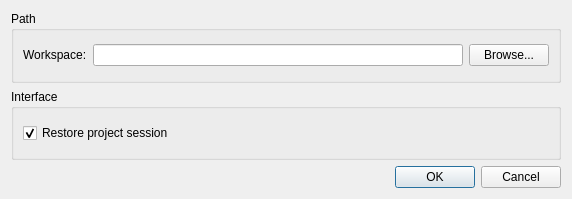
The window that Source/UI/Options.ui (krre/normalizer) describes before a commit, drawn with Qt 5.
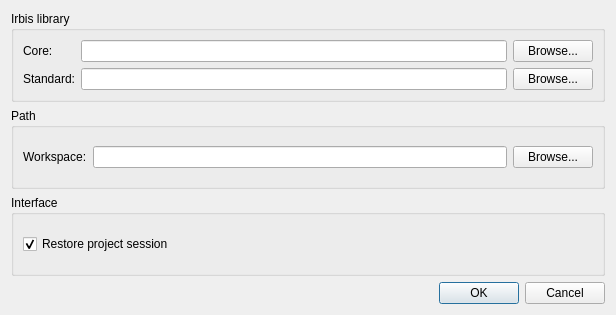
The same window after the commit.

Commit message: Add settings path to core.irbis and standard.irbis files in Options dialog

What changed in the file:
```diff
--- a/Source/UI/Options.ui
+++ b/Source/UI/Options.ui
@@ -6,14 +6,65 @@
    <rect>
     <x>0</x>
     <y>0</y>
-    <width>572</width>
-    <height>199</height>
+    <width>616</width>
+    <height>315</height>
    </rect>
   </property>
   <property name="windowTitle">
    <string>Options</string>
   </property>
   <layout class="QVBoxLayout" name="verticalLayout">
+   <item>
+    <widget class="QGroupBox" name="groupBox">
+     <property name="title">
+      <string>Irbis library</string>
+     </property>
+     <layout class="QGridLayout" name="gridLayout_2">
+      <item row="0" column="0">
+       <widget class="QLabel" name="label_2">
+        <property name="text">
+         <string>Core:</string>
+        </property>
+       </widget>
+      </item>
+      <item row="0" column="1">
+       <layout class="QHBoxLayout" name="horizontalLayout">
+        <item>
+         <widget class="QLineEdit" name="lineEditCore"/>
+        </item>
+        <item>
+         <widget class="QPushButton" name="pushButtonCore">
+          <property name="text">
+           <string>Browse...</string>
+          </property>
+         </widget>
+        </item>
+       </layout>
+      </item>
+      <item row="1" column="0">
+       <widget class="QLabel" name="label_3">
+        <property name="text">
+         <string>Standard:</string>
+        </property>
+       </widget>
+      </item>
+      <item row="1" column="1">
+       <layout class="QHBoxLayout" name="horizontalLayout_2">
+        <item>
+         <widget class="QLineEdit" name="lineEditStandard"/>
+        </item>
+        <item>
+         <widget class="QPushButton" name="pushButtonStandard">
+          <property name="text">
+           <string>Browse...</string>
+          </property>
+         </widget>
+        </item>
+       </layout>
+      </item>
+     </layout>
+    </widget>
+   </item>
    <item>
     <widget class="QGroupBox" name="groupBoxPath">
      <property name="title">
```
The commit also changes 2 other files.
